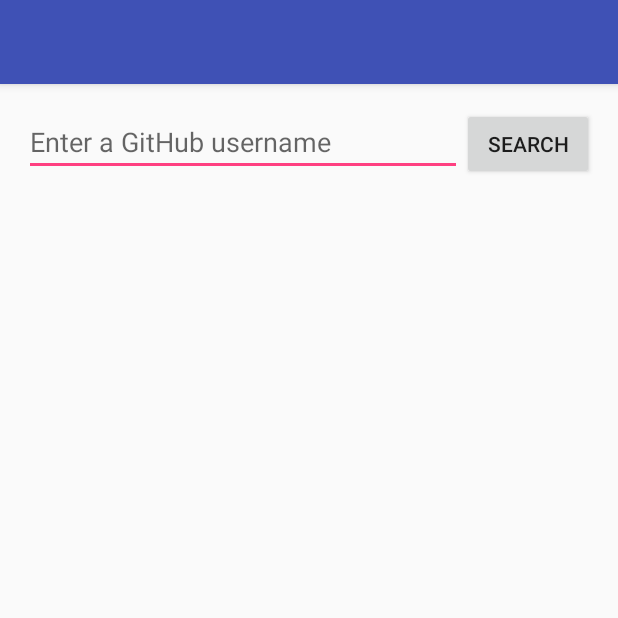
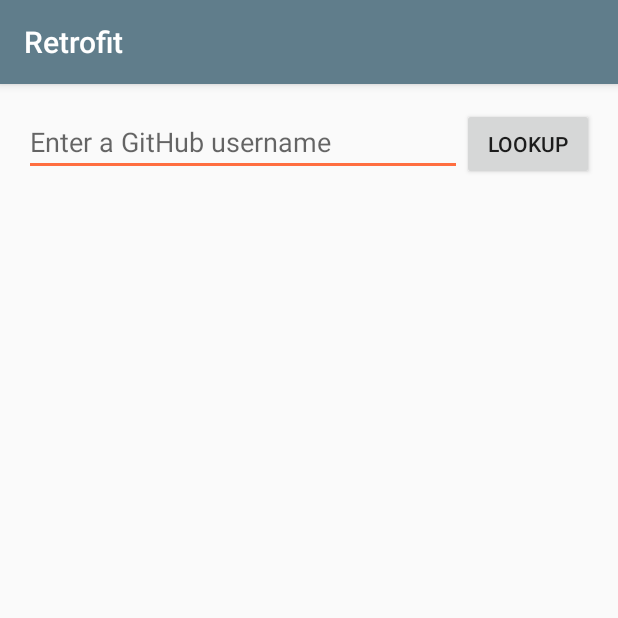
Before and after one commit to danbuckland/android-retrofit-example, an Android app: the screen it shows after launch (MainActivity), on a phone screen of 412 x 824 dp, the top half of it. Run offline under Robolectric (Android 15) with nearby library versions, the phone set to English and light mode, and no system bars; libraries missing offline, so code that uses them is left out: retrofit.client.

Commit message:
Minor UI changes

```diff
--- a/app/src/main/java/com/blocksolid/retrofittutorial/MainActivity.java
+++ b/app/src/main/java/com/blocksolid/retrofittutorial/MainActivity.java
@@ -1,10 +1,7 @@
 package com.blocksolid.retrofittutorial;
 
 import android.os.Bundle;
-import android.support.design.widget.FloatingActionButton;
-import android.support.design.widget.Snackbar;
 import android.support.v7.app.AppCompatActivity;
-import android.support.v7.widget.Toolbar;
 import android.view.View;
 import android.view.Menu;
 import android.view.MenuItem;
@@ -23,10 +20,10 @@
 
 public class MainActivity extends AppCompatActivity {
 
-    Button click;
-    TextView tv;
-    EditText edit_user;
-    ProgressBar pbar;
+    Button searchBtn;
+    TextView responseText;
+    EditText editText;
+    ProgressBar progressBar;
     String API = "https://api.github.com";                         //BASE URL
 
     @Override
@@ -34,17 +31,17 @@
         super.onCreate(savedInstanceState);
         setContentView(R.layout.activity_main);
 
-        click = (Button) findViewById(R.id.button);
-        tv = (TextView) findViewById(R.id.tv);
-        edit_user = (EditText) findViewById(R.id.edit);
-        pbar = (ProgressBar) findViewById(R.id.pb);
-        pbar.setVisibility(View.INVISIBLE);
+        searchBtn = (Button) findViewById(R.id.main_btn_lookup);
+        responseText = (TextView) findViewById(R.id.main_text_response);
+        editText = (EditText) findViewById(R.id.main_edit_username);
+        progressBar = (ProgressBar) findViewById(R.id.main_progress);
+        progressBar.setVisibility(View.INVISIBLE);
 
-        click.setOnClickListener(new View.OnClickListener() {
+        searchBtn.setOnClickListener(new View.OnClickListener() {
             @Override
             public void onClick(View v) {
-                String user = edit_user.getText().toString();
-                pbar.setVisibility(View.VISIBLE);
+                String user = editText.getText().toString();
+                progressBar.setVisibility(View.VISIBLE);
 
                 //Retrofit section start from here...
                 RestAdapter restAdapter = new RestAdapter.Builder()
@@ -60,15 +57,15 @@
                     public void success(GitModel GitModel, Response response) {
                         //we get json object from github server to our POJO or model class
 
-                        tv.setText("Github Name :" + GitModel.getName() + "\nWebsite :" + GitModel.getBlog() + "\nCompany Name :" + GitModel.getCompany());
+                        responseText.setText("Github Name :" + GitModel.getName() + "\nWebsite :" + GitModel.getBlog() + "\nCompany Name :" + GitModel.getCompany());
 
-                        pbar.setVisibility(View.INVISIBLE);                               //disable progressbar
+                        progressBar.setVisibility(View.INVISIBLE);                               //disable progressbar
                     }
 
                     @Override
                     public void failure(RetrofitError error) {
-                        tv.setText(error.getMessage());
-                        pbar.setVisibility(View.INVISIBLE);                               //disable progressbar
+                        responseText.setText(error.getMessage());
+                        progressBar.setVisibility(View.INVISIBLE);                               //disable progressbar
                     }
                 });
             }
@@ -86,7 +83,7 @@
     @Override
     public boolean onOptionsItemSelected(MenuItem item) {
         // Handle action bar item clicks here. The action bar will
-        // automatically handle clicks on the Home/Up button, so long
+        // automatically handle clicks on the Home/Up searchBtn, so long
         // as you specify a parent activity in AndroidManifest.xml.
         int id = item.getItemId();
 
--- a/app/src/main/res/layout/activity_main.xml
+++ b/app/src/main/res/layout/activity_main.xml
@@ -18,7 +18,8 @@
             android:layout_width="match_parent"
             android:layout_height="?attr/actionBarSize"
             android:background="?attr/colorPrimary"
-            app:popupTheme="@style/AppTheme.PopupOverlay"/>
+            app:popupTheme="@style/AppTheme.PopupOverlay"
+            app:title="@string/app_name"/>
 
     </android.support.design.widget.AppBarLayout>
 
--- a/app/src/main/res/layout/content_main.xml
+++ b/app/src/main/res/layout/content_main.xml
@@ -18,27 +18,30 @@
         android:layout_height="wrap_content"
         android:orientation="horizontal">
         <EditText
-            android:id="@+id/edit"
+            android:id="@+id/main_edit_username"
             android:layout_width="0dp"
             android:layout_weight="1"
             android:layout_height="wrap_content"
-            android:hint="@string/main_edit_hint"/>
+            android:hint="@string/main_edit_hint"
+            android:imeOptions="actionSearch"
+            android:inputType="text"
+            />
         <Button
             android:layout_width="wrap_content"
             android:layout_height="wrap_content"
-            android:id="@+id/button"
-            android:text="@string/main_btn_search"/>
+            android:id="@+id/main_btn_lookup"
+            android:text="@string/main_btn_lookup"/>
     </LinearLayout>
     <RelativeLayout
         android:layout_width="match_parent"
         android:layout_height="wrap_content">
         <ProgressBar
-            android:id="@+id/pb"
+            android:id="@+id/main_progress"
             android:layout_marginTop="20dp"
             android:layout_width="match_parent"
             android:layout_height="wrap_content"/>
         <TextView
-            android:id="@+id/tv"
+            android:id="@+id/main_text_response"
             android:text=""
             android:layout_width="wrap_content"
             android:layout_height="wrap_content"
--- a/app/src/main/res/values/colors.xml
+++ b/app/src/main/res/values/colors.xml
@@ -1,6 +1,6 @@
 <?xml version="1.0" encoding="utf-8"?>
 <resources>
-    <color name="colorPrimary">#3F51B5</color>
-    <color name="colorPrimaryDark">#303F9F</color>
-    <color name="colorAccent">#FF4081</color>
+    <color name="colorPrimary">#607D8B</color>
+    <color name="colorPrimaryDark">#455A64</color>
+    <color name="colorAccent">#FF6E40</color>
 </resources>
--- a/app/src/main/res/values/strings.xml
+++ b/app/src/main/res/values/strings.xml
@@ -1,6 +1,6 @@
 <resources>
-    <string name="app_name">Retrofit Tutorial</string>
+    <string name="app_name">Retrofit</string>
     <string name="action_settings">Settings</string>
-    <string name="main_btn_search">Search</string>
+    <string name="main_btn_lookup">Lookup</string>
     <string name="main_edit_hint">Enter a GitHub username</string>
 </resources>
```
